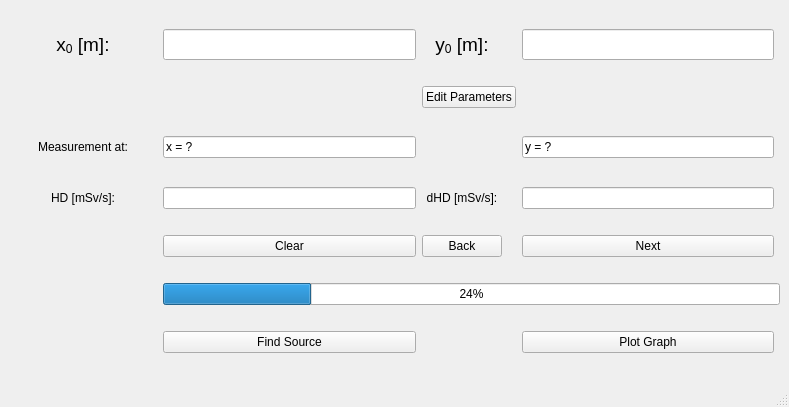
This is working_apps/findSource2.0/MainWindow.ui in urhtrinko/DroneRadioactivity_student_job as Qt 5 draws it before an edit. The edited form follows.
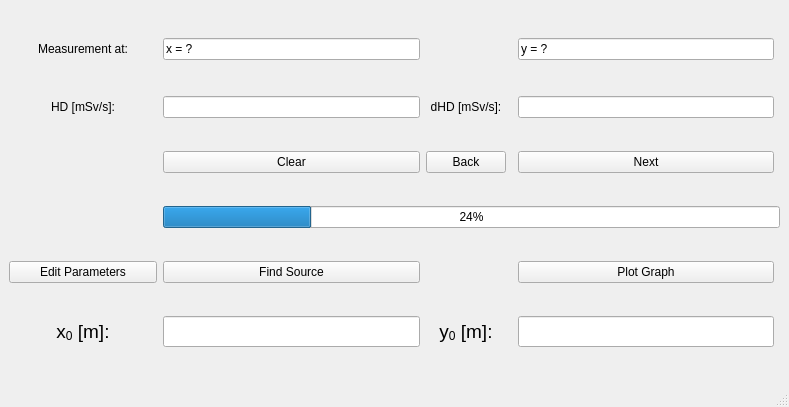
This is the edited form.

Commit message: Changing find_source2.0

```diff
--- a/working_apps/findSource2.0/MainWindow.ui
+++ b/working_apps/findSource2.0/MainWindow.ui
@@ -44,13 +44,6 @@
       </property>
      </widget>
     </item>
-    <item row="0" column="3">
-     <widget class="QLabel" name="labelY0">
-      <property name="text">
-       <string>&lt;html&gt;&lt;head/&gt;&lt;body&gt;&lt;p align=&quot;center&quot;&gt;&lt;span style=&quot; font-size:14pt;&quot;&gt;y&lt;/span&gt;&lt;span style=&quot; font-size:14pt; vertical-align:sub;&quot;&gt;0&lt;/span&gt;&lt;span style=&quot; font-size:14pt;&quot;&gt; [m]:&lt;/span&gt;&lt;/p&gt;&lt;/body&gt;&lt;/html&gt;</string>
-      </property>
-     </widget>
-    </item>
     <item row="4" column="2">
      <widget class="QPushButton" name="btnClear">
       <property name="text">
@@ -58,15 +51,6 @@
       </property>
      </widget>
     </item>
-    <item row="0" column="5">
-     <widget class="QLineEdit" name="lineEditY0">
-      <property name="font">
-       <font>
-        <pointsize>14</pointsize>
-       </font>
-      </property>
-     </widget>
-    </item>
     <item row="2" column="1">
      <widget class="QLabel" name="labelMeasurement">
       <property name="minimumSize">
@@ -86,20 +70,6 @@
       </property>
      </widget>
     </item>
-    <item row="11" column="2">
-     <widget class="QPushButton" name="btnFindSource">
-      <property name="text">
-       <string>Find Source</string>
-      </property>
-     </widget>
-    </item>
-    <item row="11" column="5">
-     <widget class="QPushButton" name="btnPlotGraph">
-      <property name="text">
-       <string>Plot Graph</string>
-      </property>
-     </widget>
-    </item>
     <item row="3" column="1">
      <widget class="QLabel" name="label_HD">
       <property name="text">
@@ -107,28 +77,12 @@
       </property>
      </widget>
     </item>
-    <item row="0" column="2">
-     <widget class="QLineEdit" name="lineEditX0">
-      <property name="font">
-       <font>
-        <pointsize>14</pointsize>
-       </font>
-      </property>
-     </widget>
-    </item>
     <item row="3" column="2">
      <widget class="QLineEdit" name="lineEdit_HD"/>
     </item>
     <item row="3" column="5">
      <widget class="QLineEdit" name="lineEdit_dHD"/>
     </item>
-    <item row="0" column="1">
-     <widget class="QLabel" name="labelX0">
-      <property name="text">
-       <string>&lt;html&gt;&lt;head/&gt;&lt;body&gt;&lt;p align=&quot;center&quot;&gt;&lt;span style=&quot; font-size:14pt;&quot;&gt;x&lt;/span&gt;&lt;span style=&quot; font-size:14pt; vertical-align:sub;&quot;&gt;0&lt;/span&gt;&lt;span style=&quot; font-size:14pt;&quot;&gt; [m]:&lt;/span&gt;&lt;/p&gt;&lt;/body&gt;&lt;/html&gt;</string>
-      </property>
-     </widget>
-    </item>
     <item row="3" column="3">
      <widget class="QLabel" name="label_dHD">
       <property name="text">
@@ -150,13 +104,6 @@
       </property>
      </widget>
     </item>
-    <item row="1" column="3" colspan="2">
-     <widget class="QPushButton" name="btnEditPars">
-      <property name="text">
-       <string>Edit Parameters</string>
-      </property>
-     </widget>
-    </item>
     <item row="2" column="5">
      <widget class="QLineEdit" name="lineEdit_Y">
       <property name="text">
@@ -167,6 +114,59 @@
       </property>
      </widget>
     </item>
+    <item row="11" column="1">
+     <widget class="QLabel" name="labelX0">
+      <property name="text">
+       <string>&lt;html&gt;&lt;head/&gt;&lt;body&gt;&lt;p align=&quot;center&quot;&gt;&lt;span style=&quot; font-size:14pt;&quot;&gt;x&lt;/span&gt;&lt;span style=&quot; font-size:14pt; vertical-align:sub;&quot;&gt;0&lt;/span&gt;&lt;span style=&quot; font-size:14pt;&quot;&gt; [m]:&lt;/span&gt;&lt;/p&gt;&lt;/body&gt;&lt;/html&gt;</string>
+      </property>
+     </widget>
+    </item>
+    <item row="7" column="5">
+     <widget class="QPushButton" name="btnPlotGraph">
+      <property name="text">
+       <string>Plot Graph</string>
+      </property>
+     </widget>
+    </item>
+    <item row="11" column="2">
+     <widget class="QLineEdit" name="lineEditX0">
+      <property name="font">
+       <font>
+        <pointsize>14</pointsize>
+       </font>
+      </property>
+     </widget>
+    </item>
+    <item row="11" column="3">
+     <widget class="QLabel" name="labelY0">
+      <property name="text">
+       <string>&lt;html&gt;&lt;head/&gt;&lt;body&gt;&lt;p align=&quot;center&quot;&gt;&lt;span style=&quot; font-size:14pt;&quot;&gt;y&lt;/span&gt;&lt;span style=&quot; font-size:14pt; vertical-align:sub;&quot;&gt;0&lt;/span&gt;&lt;span style=&quot; font-size:14pt;&quot;&gt; [m]:&lt;/span&gt;&lt;/p&gt;&lt;/body&gt;&lt;/html&gt;</string>
+      </property>
+     </widget>
+    </item>
+    <item row="11" column="5">
+     <widget class="QLineEdit" name="lineEditY0">
+      <property name="font">
+       <font>
+        <pointsize>14</pointsize>
+       </font>
+      </property>
+     </widget>
+    </item>
+    <item row="7" column="1">
+     <widget class="QPushButton" name="btnEditPars">
+      <property name="text">
+       <string>Edit Parameters</string>
+      </property>
+     </widget>
+    </item>
+    <item row="7" column="2">
+     <widget class="QPushButton" name="btnFindSource">
+      <property name="text">
+       <string>Find Source</string>
+      </property>
+     </widget>
+    </item>
    </layout>
   </widget>
   <widget class="QMenuBar" name="menubar">
```
The commit also changes 19 other files.
